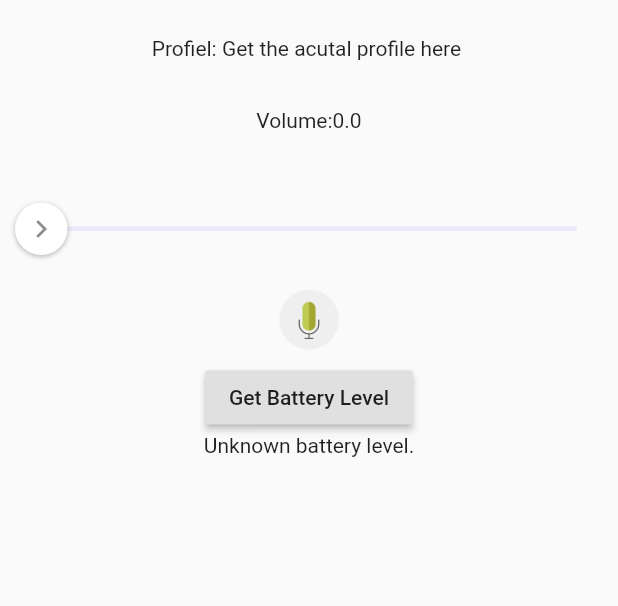
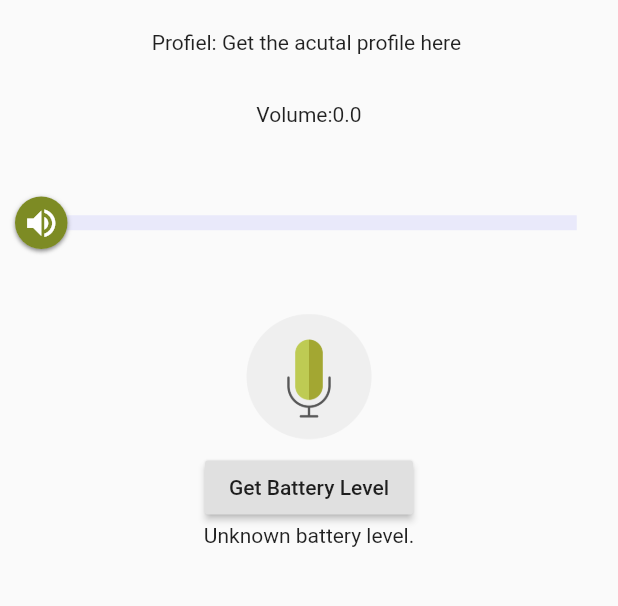
Before and after one commit to Luquatic/IPMEDTH, a Flutter app: the HomePage screen opened by its route, on a phone screen of 412 x 824 dp, the part 225-831 px from its top. Run offline on Flutter 3.47's test engine with Material 2 defaults, Android fonts, the phone set to English and light mode, and no system bars; drawn by our look-alikes of flutter_xlider; missing offline and left inert: flutter_sound.

```diff
--- a/lib/widgets/audio/record_audio.dart
+++ b/lib/widgets/audio/record_audio.dart
@@ -4,8 +4,14 @@ import 'package:flutter/services.dart';
 
 import 'dart:async';
 import 'package:flutter_sound/flutter_sound.dart';
+import 'package:flutter_xlider/flutter_xlider.dart';
 
-import 'package:flutter_xlider/flutter_xlider.dart';
+import 'package:Applaudio/styles/theme.dart';
+
+
+
+final lichtGroen = const Color(0xffB4C42D);
+final donkerGroen = const Color(0xff7D8B24);
 
 class RecordAudio extends StatefulWidget {
   @override
@@ -128,7 +134,7 @@ class _RecordAudioState extends State<RecordAudio> {
         'Get the acutal profile here'; //TODO: Replace dummy text for variable to load the real profile
 
     return Container(
-      margin: EdgeInsets.only(top: 24.0,left:10,right:10),
+      margin: EdgeInsets.only(top: 20.0,left:10,right:10,bottom: 20),
       child: Column(
         children: <Widget>[
           Align(
@@ -144,6 +150,24 @@ class _RecordAudioState extends State<RecordAudio> {
             min: 0,
             max: 100,
             //axis: Axis.vertical,
+
+            handler: FlutterSliderHandler(
+              child: Material(
+                type: MaterialType.circle,
+                color: donkerGroen,
+                elevation: 1,
+                child: Container(
+                    padding: EdgeInsets.all(5),
+                    child: Icon(Icons.volume_up, size: 25, color: Colors.white)),
+              ),
+            ),
+
+            trackBar: FlutterSliderTrackBar(
+              activeTrackBarColor: lichtGroen,
+              activeTrackBarHeight: 10,
+              inactiveTrackBarColor: Colors.grey.withOpacity(0.5),
+              inactiveTrackBarHeight: 10,
+            ),
 
             onDragging: (handlerIndex, lowerValue, upperValue) {
               upperValue = upperValue;
@@ -163,8 +187,8 @@ class _RecordAudioState extends State<RecordAudio> {
     return Row(
       children: <Widget>[
         Container(
-          width: 56.0,
-          height: 56.0,
+          width: 100.0,
+          height: 100.0,
           child: ClipOval(
             child: FlatButton(
               onPressed: () {
```
